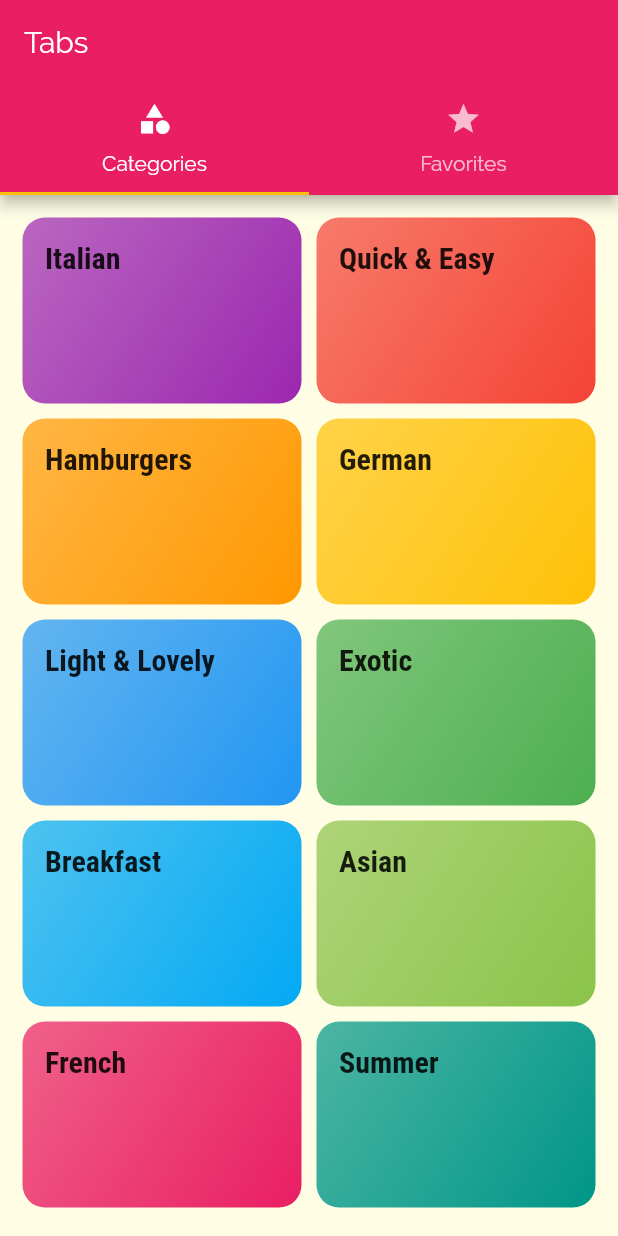
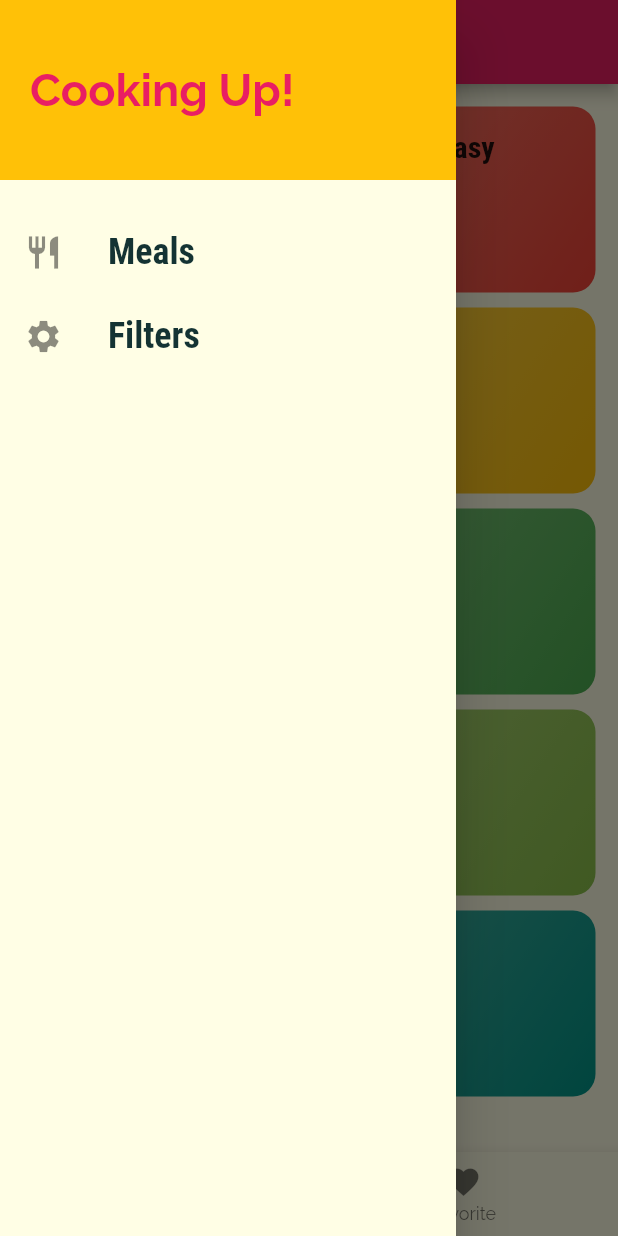
Before and after one commit to DangerDeveloper/meals_app, a Flutter app: the screen it shows after launch, with the side drawer open (before the commit the screen has no drawer), on a phone screen of 412 x 824 dp. Run offline on Flutter 3.47's test engine with Material 2 defaults, Android fonts, the phone set to English and light mode, and no system bars.

Commit message:
third edition

```diff
--- a/lib/constant/Navigation_name_details.dart
+++ b/lib/constant/Navigation_name_details.dart
@@ -1,5 +1,6 @@
 class NavigationNameDetails {
-  static const CATEGORIES_MEALS_SCREEN = '/Categories-meals-screen';
+  static const CATEGORIES_MEALS_SCREEN = '/categories_meals_screen';
   static const MEAL_DETAIL_SCREEN = '/meal_detail_screen';
   static const HOME_ROUTE = '/';
+  static const FILTERS_SCREEN = '/filters_screen';
 }
--- a/lib/main.dart
+++ b/lib/main.dart
@@ -1,8 +1,7 @@
 import 'package:flutter/material.dart';
 import 'package:mealsapp/screen/categories_meals_screen.dart';
 import 'package:mealsapp/constant/Navigation_name_details.dart';
-import 'package:mealsapp/screen/categories_screen.dart';
-import 'package:mealsapp/screen/favorites_screen.dart';
+import 'package:mealsapp/screen/filters_screen.dart';
 import 'package:mealsapp/screen/meal_detail_screen.dart';
 import 'package:mealsapp/screen/tabs_screen.dart';
 
@@ -39,6 +38,7 @@ class MyApp extends StatelessWidget {
         NavigationNameDetails.HOME_ROUTE: (ctx) => TabsScreen(),
         NavigationNameDetails.CATEGORIES_MEALS_SCREEN: (ctx) => CategoriesMealsScreen(),
         NavigationNameDetails.MEAL_DETAIL_SCREEN: (ctx) => MealDetailScreen(),
+        NavigationNameDetails.FILTERS_SCREEN: (ctx) => FiltersScreen(),
       },
 //      onGenerateRoute: (setting){
 //        print(setting.arguments);
--- /dev/null
+++ b/lib/screen/filters_screen.dart
@@ -0,0 +1,18 @@
+import 'package:flutter/material.dart';
+import 'package:mealsapp/widgets/main_drawer.dart';
+
+class FiltersScreen extends StatelessWidget {
+  @override
+  Widget build(BuildContext context) {
+    return Scaffold(
+      appBar: AppBar(
+        title: Text('Filters'),
+      ),
+      body: Center(
+        child: Text('Filters'),
+      ),
+
+      drawer: MainDrawer(),
+    );
+  }
+}
--- a/lib/screen/tabs_screen.dart
+++ b/lib/screen/tabs_screen.dart
@@ -1,6 +1,7 @@
 import 'package:flutter/material.dart';
 import 'package:mealsapp/screen/categories_screen.dart';
 import 'package:mealsapp/screen/favorites_screen.dart';
+import 'package:mealsapp/widgets/main_drawer.dart';
 
 class TabsScreen extends StatefulWidget {
   @override
@@ -8,31 +9,71 @@ class TabsScreen extends StatefulWidget {
 }
 
 class _TabsScreenState extends State<TabsScreen> {
+  final List<Map<String, Object>> _pages = [
+    {'page': CategoriesScreen(), 'title': 'Categories'},
+    {'page': FavoritesScreen(), 'title': 'Favorites'},
+  ];
+
+  int _selectedIndexPage = 0;
+
+  void _onTapIndex(int index) {
+    setState(() {
+      _selectedIndexPage = index;
+    });
+  }
+
   @override
   Widget build(BuildContext context) {
-    return DefaultTabController(
-      length: 2,
-      child: Scaffold(
-        appBar: AppBar(
-          title: Text('Tabs'),
-          bottom: TabBar(tabs: <Widget>[
-            Tab(
-              icon: Icon(Icons.category),
-              text: 'Categories',
-            ),
-            Tab(
-              icon: Icon(Icons.star),
-              text: 'Favorites',
-            ),
-          ]),
-        ),
-        body: TabBarView(
-          children: <Widget>[
-            CategoriesScreen(),
-            FavoritesScreen(),
-          ],
-        ),
+    return Scaffold(
+      appBar: AppBar(
+        title: Text(_pages[_selectedIndexPage]['title']),
+      ),
+      body: _pages[_selectedIndexPage]['page'],
+      drawer: MainDrawer(),
+      bottomNavigationBar: BottomNavigationBar(
+        onTap: _onTapIndex,
+        currentIndex: _selectedIndexPage,
+        items: [
+          BottomNavigationBarItem(
+            icon: Icon(Icons.category),
+            title: Text('Category'),
+          ),
+          BottomNavigationBarItem(
+            icon: Icon(Icons.favorite),
+            title: Text('Favorite'),
+          ),
+        ],
       ),
     );
   }
 }
+
+//class _TabsScreenState extends State<TabsScreen> {
+//  @override
+//  Widget build(BuildContext context) {
+//    return DefaultTabController(
+//      length: 2,
+//      child: Scaffold(
+//        appBar: AppBar(
+//          title: Text('Tabs'),
+//          bottom: TabBar(tabs: <Widget>[
+//            Tab(
+//              icon: Icon(Icons.category),
+//              text: 'Categories',
+//            ),
+//            Tab(
+//              icon: Icon(Icons.star),
+//              text: 'Favorites',
+//            ),
+//          ]),
+//        ),
+//        body: TabBarView(
+//          children: <Widget>[
+//            CategoriesScreen(),
+//            FavoritesScreen(),
+//          ],
+//        ),
+//      ),
+//    );
+//  }
+//}
--- /dev/null
+++ b/lib/widgets/main_drawer.dart
@@ -0,0 +1,62 @@
+import 'package:flutter/material.dart';
+import 'package:mealsapp/constant/Navigation_name_details.dart';
+
+class MainDrawer extends StatelessWidget {
+  Widget buildListTile(String title, IconData icon, Function onTap) {
+    return ListTile(
+      leading: Icon(
+        icon,
+        size: 26.0,
+      ),
+      title: Text(
+        title,
+        style: TextStyle(
+            fontFamily: 'RobotoCondensed',
+            fontSize: 24.0,
+            fontWeight: FontWeight.bold),
+      ),
+      onTap: onTap,
+    );
+  }
+
+  @override
+  Widget build(BuildContext context) {
+    return Drawer(
+      child: Column(
+        children: <Widget>[
+          Container(
+            color: Theme.of(context).accentColor,
+            child: SafeArea(
+              child: Container(
+                height: 120.0,
+                width: double.infinity,
+                padding: EdgeInsets.all(20.0),
+                alignment: Alignment.centerLeft,
+                child: Text(
+                  'Cooking Up!',
+                  style: TextStyle(
+                      fontWeight: FontWeight.bold,
+                      fontSize: 30.0,
+                      color: Theme.of(context).primaryColor),
+                ),
+              ),
+            ),
+          ),
+          SizedBox(
+            height: 20.0,
+          ),
+          buildListTile(
+              'Meals',
+              Icons.restaurant,
+              () => Navigator.of(context)
+                  .pushReplacementNamed(NavigationNameDetails.HOME_ROUTE)),
+          buildListTile(
+              'Filters',
+              Icons.settings,
+              () => Navigator.of(context)
+                  .pushReplacementNamed(NavigationNameDetails.FILTERS_SCREEN)),
+        ],
+      ),
+    );
+  }
+}
```
